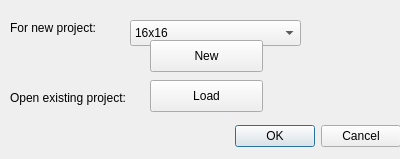
nphelpsiv/SpriteEditor, file startup.ui: the form before one commit.
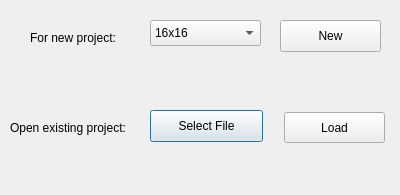
The form after the commit.

Commit message:
Startup, Save, Preview Dialogs
Startup has options for choosing a size and loading a previous file.
Save brings up a file explorer to save. And Preview for now just brings
up a blank window.

The edit to the form file:
```diff
--- a/startup.ui
+++ b/startup.ui
@@ -7,47 +7,31 @@
     <x>0</x>
     <y>0</y>
     <width>400</width>
-    <height>159</height>
+    <height>195</height>
    </rect>
   </property>
   <property name="windowTitle">
    <string>Dialog</string>
   </property>
-  <widget class="QDialogButtonBox" name="buttonBox">
-   <property name="geometry">
-    <rect>
-     <x>60</x>
-     <y>120</y>
-     <width>341</width>
-     <height>32</height>
-    </rect>
-   </property>
-   <property name="orientation">
-    <enum>Qt::Horizontal</enum>
-   </property>
-   <property name="standardButtons">
-    <set>QDialogButtonBox::Cancel|QDialogButtonBox::Ok</set>
-   </property>
-  </widget>
-  <widget class="QPushButton" name="pushButton">
+  <widget class="QPushButton" name="SelectFileButton">
    <property name="geometry">
     <rect>
      <x>150</x>
-     <y>80</y>
+     <y>110</y>
      <width>113</width>
      <height>32</height>
     </rect>
    </property>
    <property name="text">
-    <string>Load</string>
+    <string>Select File</string>
    </property>
   </widget>
   <widget class="QComboBox" name="comboBox">
    <property name="geometry">
     <rect>
-     <x>130</x>
+     <x>150</x>
      <y>20</y>
-     <width>171</width>
+     <width>111</width>
      <height>26</height>
     </rect>
    </property>
@@ -80,8 +64,8 @@
   <widget class="QLabel" name="label">
    <property name="geometry">
     <rect>
-     <x>10</x>
-     <y>20</y>
+     <x>30</x>
+     <y>30</y>
      <width>111</width>
      <height>16</height>
     </rect>
@@ -93,9 +77,9 @@
   <widget class="QPushButton" name="pushButton_2">
    <property name="geometry">
     <rect>
-     <x>150</x>
-     <y>40</y>
-     <width>113</width>
+     <x>280</x>
+     <y>20</y>
+     <width>101</width>
      <height>32</height>
     </rect>
    </property>
@@ -107,7 +91,7 @@
    <property name="geometry">
     <rect>
      <x>10</x>
-     <y>90</y>
+     <y>120</y>
      <width>141</width>
      <height>16</height>
     </rect>
@@ -116,6 +100,19 @@
     <string>Open existing project:</string>
    </property>
   </widget>
+  <widget class="QPushButton" name="LoadFileButton">
+   <property name="geometry">
+    <rect>
+     <x>284</x>
+     <y>112</y>
+     <width>101</width>
+     <height>31</height>
+    </rect>
+   </property>
+   <property name="text">
+    <string>Load</string>
+   </property>
+  </widget>
  </widget>
  <resources/>
  <connections>
```
Left out of the diff: 41 changed lines with no effect on the pictures. The commit also changes 10 other files.
